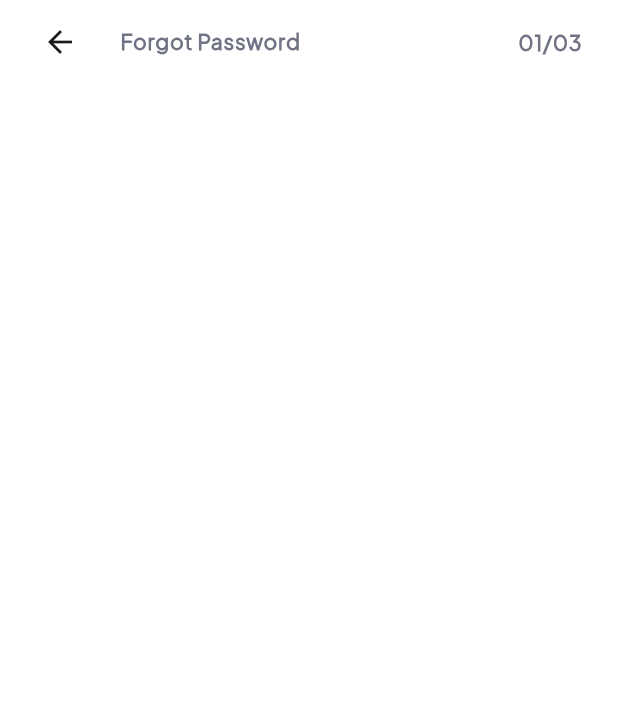
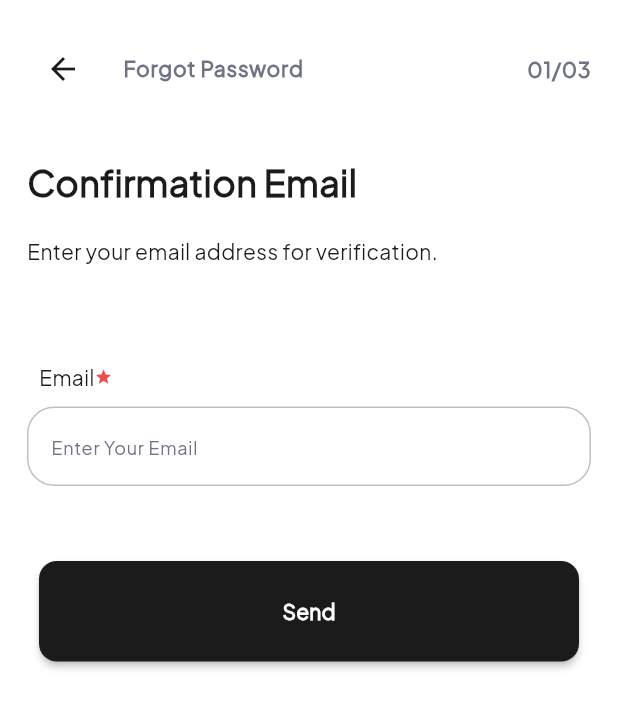
Before and after one commit to Mahmoud-Adel-Ali/Quick-Mart-E-commerce-App, a Flutter app: the ForgetPasswordComfirmEmailView screen opened by its route, on a phone screen of 412 x 824 dp. Shown: the top 708 px of the screen. Run offline on Flutter 3.47's test engine with Material 3 defaults, Android fonts, the phone set to English and light mode, and no system bars; our stand-ins replace animated_custom_dropdown, flutter_bloc, flutter_svg, fluttertoast, intl_phone_field, pinput and 1 more; accounts and stored records are empty.

Commit message:
Forget Password Comfirm Email View done

```diff
--- a/lib/features/auth/presentation/views/forget_password_comfirm_email_view.dart
+++ b/lib/features/auth/presentation/views/forget_password_comfirm_email_view.dart
@@ -1,6 +1,8 @@
 import 'package:flutter/material.dart';
 import 'package:quick_mart_app/core/utils/styles/styles.dart';
 import 'package:quick_mart_app/features/auth/presentation/widgets/custom_app_bar.dart';
+import 'package:quick_mart_app/features/auth/presentation/widgets/forget_password_comfirm_email_form.dart';
+import 'package:quick_mart_app/features/auth/presentation/widgets/form_header.dart';
 
 class ForgetPasswordComfirmEmailView extends StatelessWidget {
   const ForgetPasswordComfirmEmailView({super.key});
@@ -10,16 +12,22 @@ class ForgetPasswordComfirmEmailView extends StatelessWidget {
     return SafeArea(
       child: Scaffold(
         // appBar: ForgetPasswordAppBar(),
-        body: Column(
-          children: [
-            CustomAppBar(
-              title: 'Forgot Password',
-              trailing: Text(
-                '01/03',
-                style: Styless.textSemiBold14(context),
+        body: Padding(
+          padding: const EdgeInsets.all(18.0),
+          child: Column(
+            children: [
+              CustomAppBar(
+                title: 'Forgot Password',
+                trailing: Text('01/03', style: Styless.textSemiBold14(context)),
               ),
-            )
-          ],
+              const SizedBox(height: 30),
+              const FormHeader(
+                  leadingText: 'Enter your email address for verification.',
+                  viewTitle: 'Confirmation Email'),
+              const SizedBox(height: 30),
+              const ForgetPasswordComfirmEmailForm(),
+            ],
+          ),
         ),
       ),
     );
--- a/lib/features/auth/presentation/widgets/custom_app_bar.dart
+++ b/lib/features/auth/presentation/widgets/custom_app_bar.dart
@@ -13,6 +13,7 @@ class CustomAppBar extends StatelessWidget {
   @override
   Widget build(BuildContext context) {
     return ListTile(
+      contentPadding: EdgeInsets.zero,
       title: Text(title, style: Styless.textSemiBold14(context)),
       leading: IconButton(
         onPressed: () => context.pop(),
--- /dev/null
+++ b/lib/features/auth/presentation/widgets/forget_password_comfirm_email_form.dart
@@ -0,0 +1,51 @@
+import 'package:flutter/material.dart';
+import 'package:quick_mart_app/core/app/widgets/custom_button.dart';
+import 'package:quick_mart_app/core/app/widgets/custom_text_form_field.dart';
+import 'package:quick_mart_app/core/app/widgets/custom_toast_message.dart';
+import 'package:quick_mart_app/features/auth/manager/functions/valid.dart';
+
+class ForgetPasswordComfirmEmailForm extends StatefulWidget {
+  const ForgetPasswordComfirmEmailForm({super.key});
+
+  @override
+  State<ForgetPasswordComfirmEmailForm> createState() =>
+      _ForgetPasswordComfirmEmailFormState();
+}
+
+class _ForgetPasswordComfirmEmailFormState
+    extends State<ForgetPasswordComfirmEmailForm> {
+  GlobalKey<FormState> myFormKey = GlobalKey();
+
+  @override
+  Widget build(BuildContext context) {
+    return Form(
+      key: myFormKey,
+      child: Column(
+        children: [
+          const SizedBox(height: 20),
+          CustomTextFormField(
+            hintText: 'Enter Your Email',
+            lableText: 'Email',
+            validator: (value) {
+              return validatorOfEmail(value);
+            },
+          ),
+          const SizedBox(height: 50),
+          CustomButton(
+            onPressed: () {
+              if (myFormKey.currentState!.validate()) {
+                CustomToastMessage().topToast(context,
+                    msg: 'Success : Done', type: ToastMessageType.success);
+              } else {
+                CustomToastMessage().bottomToast(context,
+                    msg: 'Error : fill all fields',
+                    type: ToastMessageType.error);
+              }
+            },
+            text: 'Send',
+          ),
+        ],
+      ),
+    );
+  }
+}
--- a/lib/features/auth/presentation/widgets/form_header.dart
+++ b/lib/features/auth/presentation/widgets/form_header.dart
@@ -6,13 +6,13 @@ class FormHeader extends StatelessWidget {
   const FormHeader({
     super.key,
     required this.leadingText,
-    required this.secondViewName,
-    required this.onPressed,
+    this.secondViewName,
+    this.onPressed,
     required this.viewTitle,
   });
   final String leadingText;
-  final String secondViewName;
-  final void Function() onPressed;
+  final String? secondViewName;
+  final void Function()? onPressed;
   final String viewTitle;
 
   @override
@@ -37,7 +37,7 @@ class FormHeader extends StatelessWidget {
             TextButton(
               onPressed: onPressed,
               child: Text(
-                secondViewName,
+                secondViewName ?? '',
                 style: Styless.textRegular14(context)
                     .copyWith(color: context.color.cyan),
               ),
```
